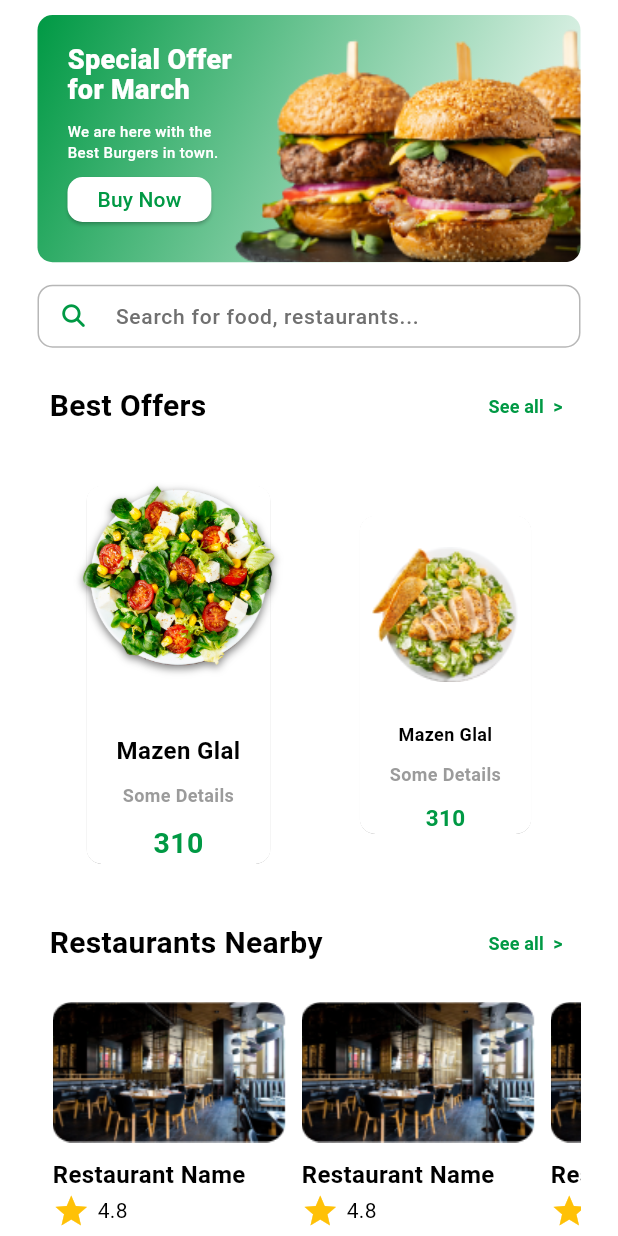
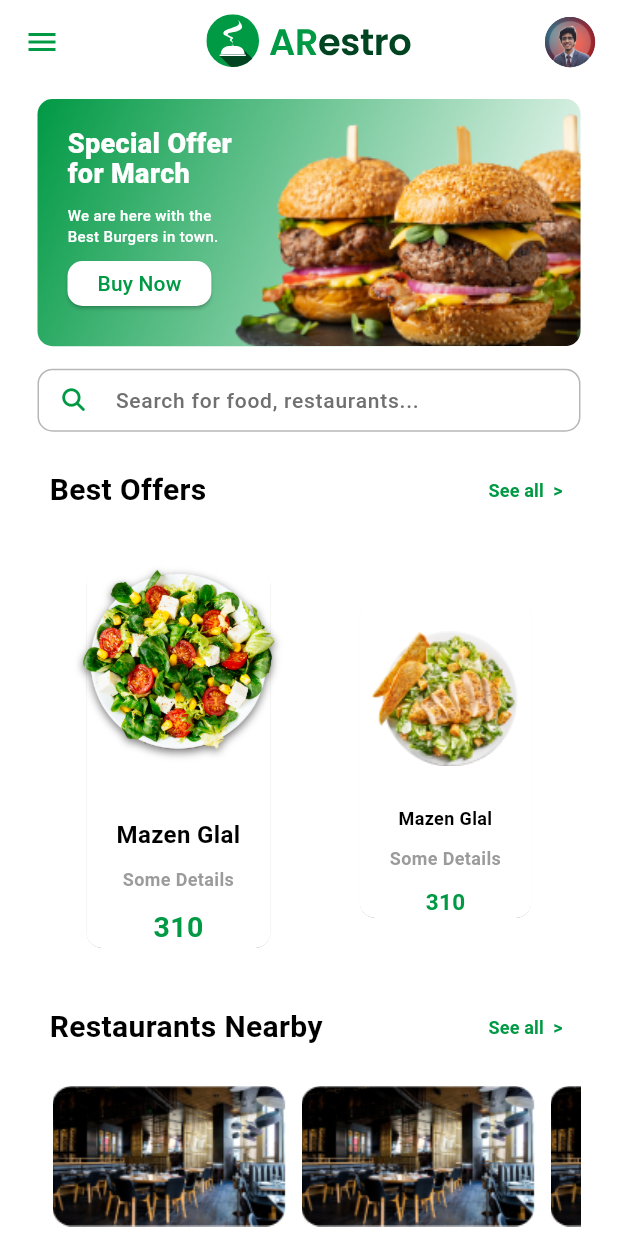
Before and after one commit to Mazen-Glal/ARestro, a Flutter app: the HomeViewBody screen opened directly, on a phone screen of 412 x 824 dp. Run offline on Flutter 3.47's test engine with Material 3 defaults, Android fonts, the phone set to English and light mode, and no system bars; our stand-ins replace avatar_glow, bloc, dio, flutter_rating_bar, flutter_secure_storage, flutter_svg and 4 more; accounts and stored records are empty; Roboto replaces fonts that are missing (Manrope, Poppins); project files that could hold a hidden picture were left out.

Commit message:
add the design of the default app bar.

```diff
--- /dev/null
+++ b/lib/core/utils/components/default_app_bar.dart
@@ -0,0 +1,33 @@
+import 'package:arestro/core/utils/customs/assets.dart';
+import 'package:arestro/features/profile/representation/views/profile_view.dart';
+import 'package:flutter/material.dart';
+import 'package:flutter_svg/flutter_svg.dart';
+import 'package:go_router/go_router.dart';
+
+AppBar getDefaultAppBar(BuildContext context) {
+  return AppBar(
+    backgroundColor: Colors.transparent,
+    centerTitle: true,
+    elevation: 0,
+    title: SvgPicture.asset(
+      Assets.namedBlackLogo,
+      width: MediaQuery.of(context).size.width/3,
+    ),
+    actions: [
+      Padding(
+        padding: const EdgeInsets.symmetric(horizontal: 15.0),
+        child: GestureDetector(
+          onTap: () {
+            GoRouter.of(context).push(ProfileView.rn);
+          },
+          child: CircleAvatar(
+            // backgroundImage: NetworkImage("url"),
+            radius: 17,
+            backgroundImage: AssetImage(Assets.person),
+          ),
+        ),
+      )
+    ],
+    leading: Icon(Icons.menu),
+  );
+}
--- a/lib/core/utils/helpers/route_helper.dart
+++ b/lib/core/utils/helpers/route_helper.dart
@@ -9,6 +9,8 @@ import 'package:arestro/features/auth/presentation/views/reset_password_view.dar
 import 'package:arestro/features/auth/presentation/views/reset_password_view.dart';
 import 'package:arestro/features/home/representation/views/home_view.dart';
 import 'package:arestro/features/profile/representation/views/profile_view.dart';
+import 'package:arestro/features/restaurants/representation/views/restaurant_details_view.dart';
+import 'package:arestro/features/restaurants/representation/views/restaurant_details_view.dart';
 import 'package:arestro/features/search/representation/views/search_view.dart';
 import 'package:go_router/go_router.dart';
 class RouteHelper {
@@ -52,6 +54,10 @@ class RouteHelper {
         path: ProfileView.rn,
         builder: (context, state) => const ProfileView(),
       ),
+      GoRoute(
+        path: RestaurantDetailsView.rn,
+        builder: (context, state) => const RestaurantDetailsView(),
+      ),
     ],
   );
 
--- a/lib/features/home/representation/views/widgets/home_view_body.dart
+++ b/lib/features/home/representation/views/widgets/home_view_body.dart
@@ -1,3 +1,4 @@
+import 'package:arestro/core/utils/components/default_app_bar.dart';
 import 'package:arestro/core/utils/components/default_button.dart';
 import 'package:arestro/core/utils/customs/assets.dart';
 import 'package:arestro/core/utils/customs/colors.dart';
@@ -20,6 +21,7 @@ class HomeViewBody extends StatelessWidget {
   Widget build(BuildContext context) {
     return Scaffold(
       backgroundColor: AppColors.white,
+      appBar: getDefaultAppBar(context),
       body: SingleChildScrollView(
         physics: BouncingScrollPhysics(),
         padding: EdgeInsets.symmetric(vertical: 10, horizontal: 25),
--- a/lib/features/home/representation/views/widgets/list_of_restaurant_item.dart
+++ b/lib/features/home/representation/views/widgets/list_of_restaurant_item.dart
@@ -1,16 +1,20 @@
 import 'package:arestro/core/utils/customs/assets.dart';
 import 'package:arestro/core/utils/customs/colors.dart';
 import 'package:arestro/core/utils/customs/styles.dart';
-import 'package:arestro/generated/l10n.dart';
+import 'package:arestro/features/restaurants/representation/views/restaurant_details_view.dart';
 import 'package:flutter/material.dart';
-import 'package:font_awesome_flutter/font_awesome_flutter.dart';
+import 'package:go_router/go_router.dart';
 
 class ListOfRestaurantItem extends StatelessWidget {
   const ListOfRestaurantItem({super.key});
 
   @override
   Widget build(BuildContext context) {
-    return Column(
+    return GestureDetector(
+      onTap: () {
+        GoRouter.of(context).push(RestaurantDetailsView.rn);
+      },
+      child: Column(
         mainAxisAlignment: MainAxisAlignment.start,
         crossAxisAlignment: CrossAxisAlignment.start,
         // spacing: 5,
@@ -54,6 +58,7 @@ class ListOfRestaurantItem extends StatelessWidget {
             ],
           )
         ],
+      ),
     );
   }
 }
--- a/lib/features/home/representation/views/widgets/offer_for_month.dart
+++ b/lib/features/home/representation/views/widgets/offer_for_month.dart
@@ -74,7 +74,7 @@ class OfferForMonth extends StatelessWidget {
                 height: 30,
                 child: ElevatedButton(
                   onPressed: () {
-                    GoRouter.of(context).push(ProfileView.rn);
+                    // GoRouter.of(context).push(ProfileView.rn);
                   },
                   style: ButtonStyle(
                     padding: WidgetStatePropertyAll(
--- a/lib/features/search/representation/views/widgets/restaurant_item_for_search.dart
+++ b/lib/features/search/representation/views/widgets/restaurant_item_for_search.dart
@@ -1,3 +1,4 @@
+import 'package:arestro/features/restaurants/representation/views/restaurant_details_view.dart';
 import 'package:flutter_rating_bar/flutter_rating_bar.dart';
 import 'package:arestro/core/utils/customs/assets.dart';
 import 'package:arestro/core/utils/customs/colors.dart';
@@ -14,8 +15,8 @@ class RestaurantItemForSearch extends StatelessWidget {
   Widget build(BuildContext context) {
     return InkWell(
       onTap: () {
-        // GoRouter.of(context).push(RestaurantDetails.rn);
-        print("go to rastaurant details.");
+        GoRouter.of(context).push(RestaurantDetailsView.rn);
+        // print("go to restaurant details.");
       },
       child: Card(
         elevation: 0.2,
--- a/lib/features/search/representation/views/widgets/search_view_body.dart
+++ b/lib/features/search/representation/views/widgets/search_view_body.dart
@@ -1,3 +1,4 @@
+import 'package:arestro/core/utils/components/default_app_bar.dart';
 import 'package:arestro/core/utils/customs/colors.dart';
 import 'package:arestro/features/search/representation/views/widgets/list_of_search_results.dart';
 import 'package:arestro/features/search/representation/views/widgets/search_textField_button.dart';
@@ -9,6 +10,7 @@ class SearchViewBody extends StatelessWidget {
   Widget build(BuildContext context) {
     return Scaffold(
       backgroundColor: AppColors.white,
+      appBar: getDefaultAppBar(context),
       body: SingleChildScrollView(
         physics: BouncingScrollPhysics(),
         padding: EdgeInsets.symmetric(horizontal: 30,vertical: 25),
```
Lines whose indentation alone changed are shown as unchanged.
